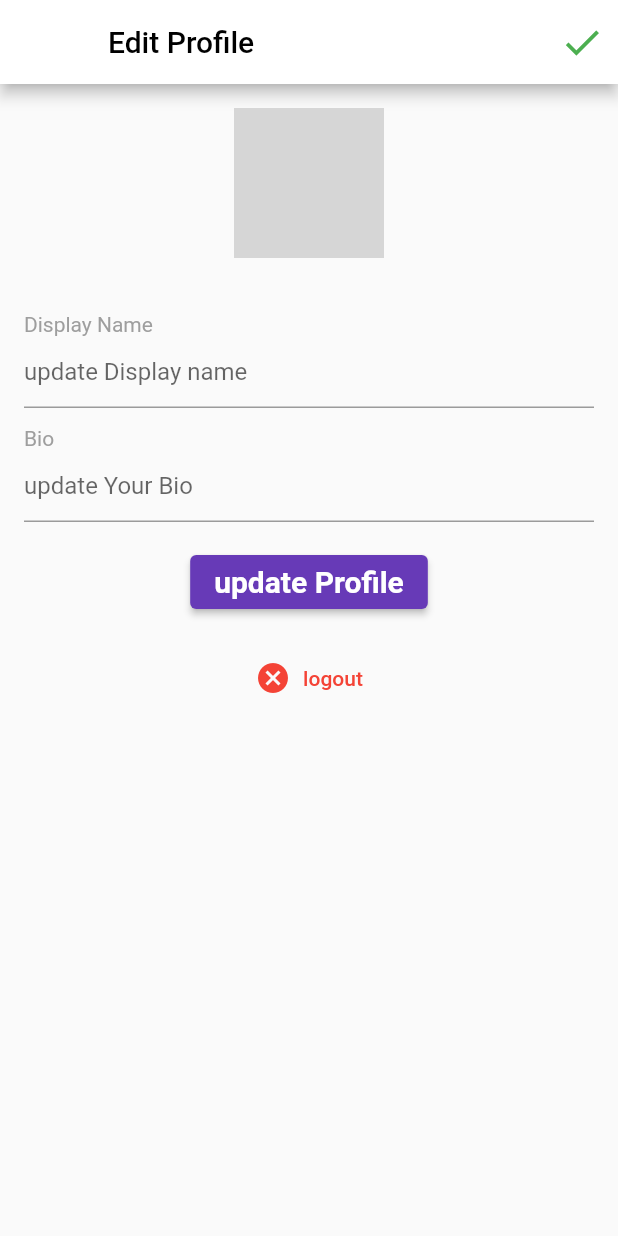
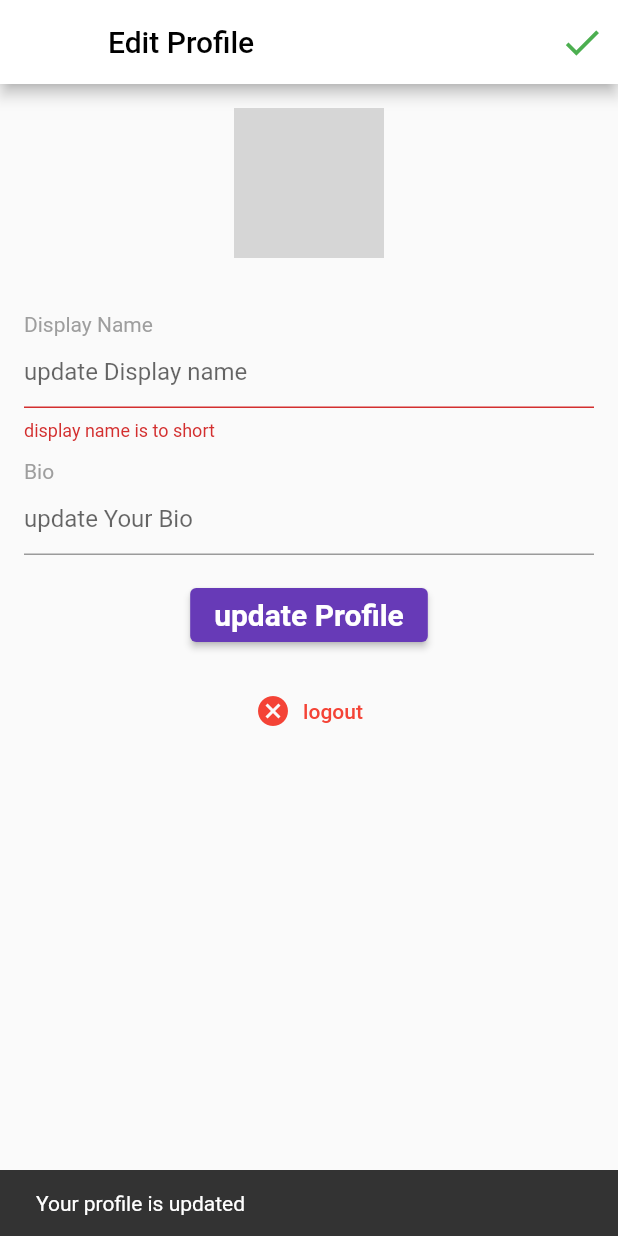
Before and after one commit to anonymousdomain/familyshare, a Flutter app: the EditProfile screen opened directly, after a tap on "update Profile", on a phone screen of 412 x 824 dp. Run offline on Flutter 3.47's test engine with Material 2 defaults, Android fonts, the phone set to English and light mode, and no system bars; our stand-ins replace cached_network_image, cloud_firestore, firebase_core, firebase_storage, flutter_svg, google_sign_in and 1 more; accounts and stored records are empty; network calls fail; grey boxes are pictures that could not be loaded.

Commit message:
editing user profile done successfully

```diff
--- a/lib/pages/edit_profile.dart
+++ b/lib/pages/edit_profile.dart
@@ -13,10 +13,13 @@ class EditProfile extends StatefulWidget {
 }
 
 class _EditProfileState extends State<EditProfile> {
+  User? user;
   bool isLoading = false;
-  User? user;
+  bool _isNameValid = true;
+  bool _isBioValid = true;
   TextEditingController displayNameController = TextEditingController();
   TextEditingController bioController = TextEditingController();
+
   @override
   void initState() {
     super.initState();
@@ -29,11 +32,40 @@ class _EditProfileState extends State<EditProfile> {
     });
     DocumentSnapshot doc = await usersDoc.doc(widget.currentUserId).get();
     user = User.fromDocument(doc);
-    displayNameController.text = user?.displayName??'';
-    bioController.text = user?.bio??'';
+    displayNameController.text = user?.displayName ?? '';
+    bioController.text = user?.bio ?? '';
     setState(() {
       isLoading = false;
     });
+  }
+
+  logOut() async {
+    await googleSignIn.signOut();
+    if (!mounted) return;
+    Navigator.push(context, MaterialPageRoute(builder: (context) => Home()));
+  }
+
+  updateProfile() {
+    setState(() {
+      displayNameController.text.trim().length < 5 ||
+              displayNameController.text.isEmpty
+          ? _isNameValid = false
+          : _isNameValid = true;
+      bioController.text.trim().length > 100
+          ? _isBioValid = false
+          : _isBioValid = true;
+    });
+    if (_isNameValid && _isBioValid) {
+      usersDoc.doc(widget.currentUserId).update({
+        'displayName': displayNameController.text,
+        'bio': bioController.text
+      });
+    }
+    SnackBar snackBar = SnackBar(
+      content: Text('Your profile is updated'),
+    );
+
+    ScaffoldMessenger.of(context).showSnackBar(snackBar);
   }
 
   buildDisplayNameField() {
@@ -50,8 +82,8 @@ class _EditProfileState extends State<EditProfile> {
         TextField(
           controller: displayNameController,
           decoration: InputDecoration(
-            hintText: 'update Display name',
-          ),
+              hintText: 'update Display name',
+              errorText: _isNameValid ? null : 'display name is to short'),
         ),
       ],
     );
@@ -71,8 +103,8 @@ class _EditProfileState extends State<EditProfile> {
         TextField(
           controller: bioController,
           decoration: InputDecoration(
-            hintText: 'update Your Bio',
-          ),
+              hintText: 'update Your Bio',
+              errorText: _isBioValid ? null : 'your bio is to long'),
         ),
       ],
     );
@@ -109,7 +141,7 @@ class _EditProfileState extends State<EditProfile> {
                       child: CircleAvatar(
                         radius: 50.0,
                         backgroundImage:
-                            CachedNetworkImageProvider(user?.photoUrl??''),
+                            CachedNetworkImageProvider(user?.photoUrl ?? ''),
                       ),
                     ),
                     Padding(
@@ -122,12 +154,12 @@ class _EditProfileState extends State<EditProfile> {
                       ),
                     ),
                     ElevatedButton(
-                      onPressed: () {},
+                      onPressed: updateProfile,
                       child: Text(
                         'update Profile',
                         style: TextStyle(
-                          backgroundColor:  Theme.of(context).primaryColor,
-                            color:Colors.white,
+                            backgroundColor: Theme.of(context).primaryColor,
+                            color: Colors.white,
                             fontSize: 20.0,
                             fontWeight: FontWeight.bold),
                       ),
@@ -135,7 +167,7 @@ class _EditProfileState extends State<EditProfile> {
                     Padding(
                       padding: EdgeInsets.all(16.0),
                       child: TextButton.icon(
-                        onPressed: () {},
+                        onPressed: logOut,
                         icon: Icon(
                           Icons.cancel,
                           color: Colors.red,
```
